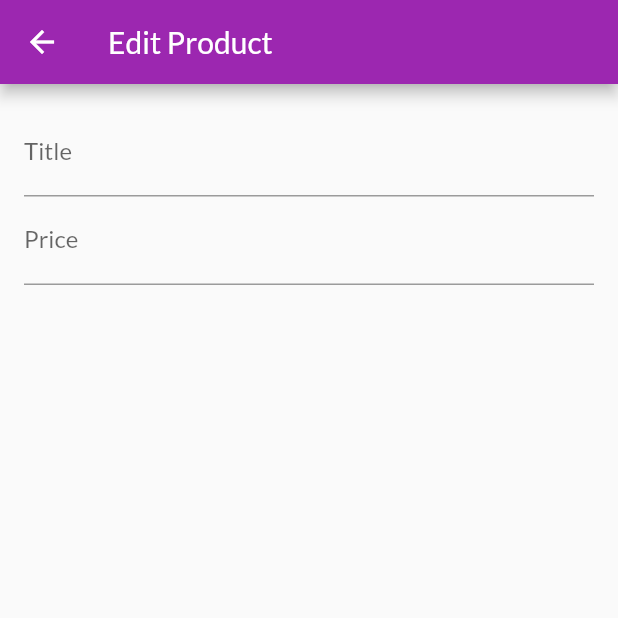
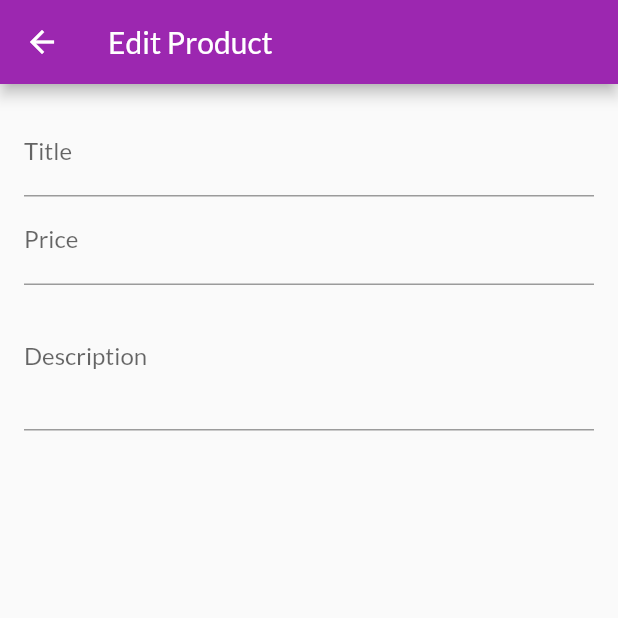
Before and after one commit to haohmaru3000/mobile-shopping-cart, a Flutter app: the EditProductScreen screen opened by its route, on a phone screen of 412 x 824 dp, the top half of it. Run offline on Flutter 3.47's test engine with Material 2 defaults, Android fonts, the light colour scheme and no system bars; network calls fail.

Commit message:
Setup multiple inputs and disposing objects feature

```diff
--- a/lib/screens/edit_product_screen.dart
+++ b/lib/screens/edit_product_screen.dart
@@ -19,6 +19,14 @@ class EditProductScreen extends StatefulWidget {
 /* The state which is related to EditProductScreen widget */
 class _EditProductScreenState extends State<EditProductScreen> {
   final _priceFocusNode = FocusNode();
+  final _descriptionFocusNode = FocusNode();
+
+  @override
+  void dispose() {
+    _priceFocusNode.dispose();
+    _descriptionFocusNode.dispose();
+    super.dispose();
+  }
 
   @override
   Widget build(BuildContext context) {
@@ -48,6 +56,17 @@ class _EditProductScreenState extends State<EditProductScreen> {
                 textInputAction: TextInputAction.next,
                 keyboardType: TextInputType.number,
                 focusNode: _priceFocusNode,
+                onFieldSubmitted: (_) {
+                  FocusScope.of(context).requestFocus(_descriptionFocusNode);
+                },
+              ),
+              TextFormField(
+                decoration: const InputDecoration(
+                  labelText: 'Description',
+                ),
+                maxLines: 3,
+                keyboardType: TextInputType.multiline,
+                focusNode: _descriptionFocusNode,
               ),
             ],
           ),
```
